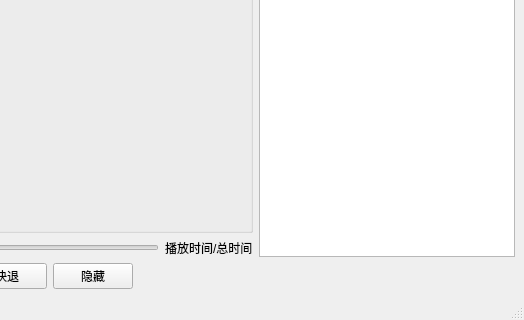
Old version of the form MainWindow.ui in the repository Lt-Tony715/Software-Engineering; both pictures show x 300 to 824 and y 280 to 600 of the 824 by 600 pixel window.
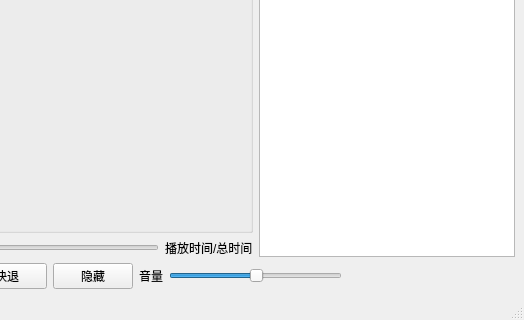
New version of the form.

Diff of the .ui file:
```diff
--- a/MainWindow.ui
+++ b/MainWindow.ui
@@ -104,6 +104,29 @@
         </property>
        </widget>
       </item>
+      <item>
+       <widget class="QLabel" name="label">
+        <property name="text">
+         <string>音量</string>
+        </property>
+       </widget>
+      </item>
+      <item>
+       <widget class="QSlider" name="VolumeSlider">
+        <property name="singleStep">
+         <number>5</number>
+        </property>
+        <property name="pageStep">
+         <number>0</number>
+        </property>
+        <property name="value">
+         <number>50</number>
+        </property>
+        <property name="orientation">
+         <enum>Qt::Horizontal</enum>
+        </property>
+       </widget>
+      </item>
       <item>
        <spacer name="horizontalSpacer">
         <property name="orientation">
```
Left out of the diff: 2 changed lines with no effect on the pictures.
